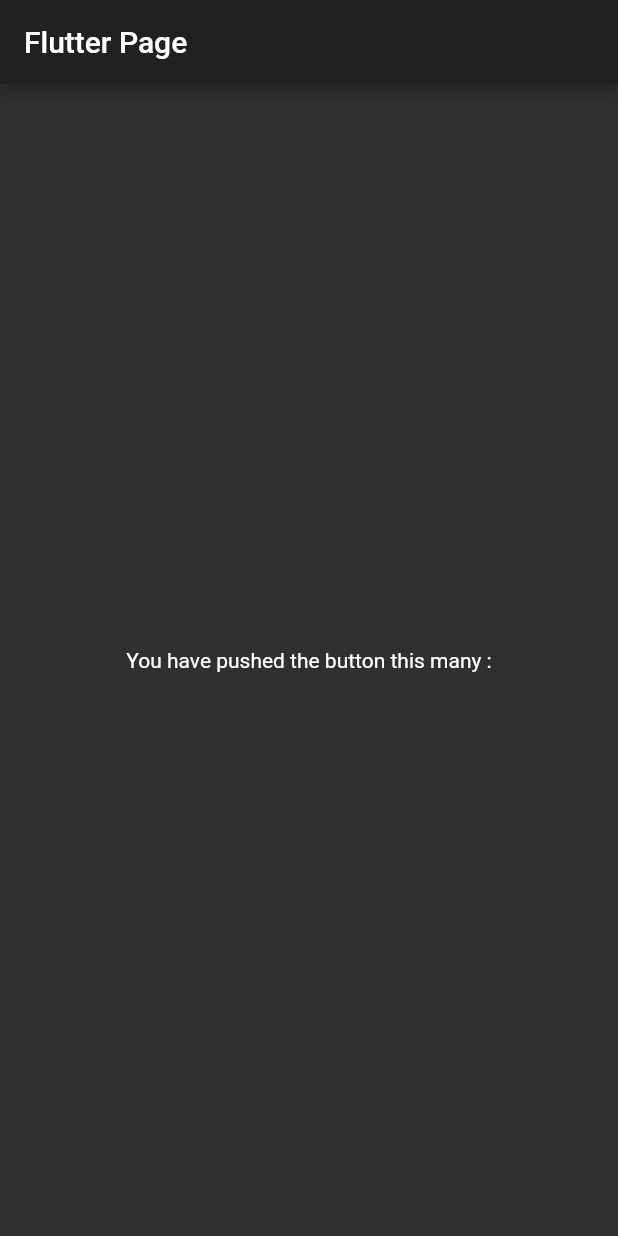
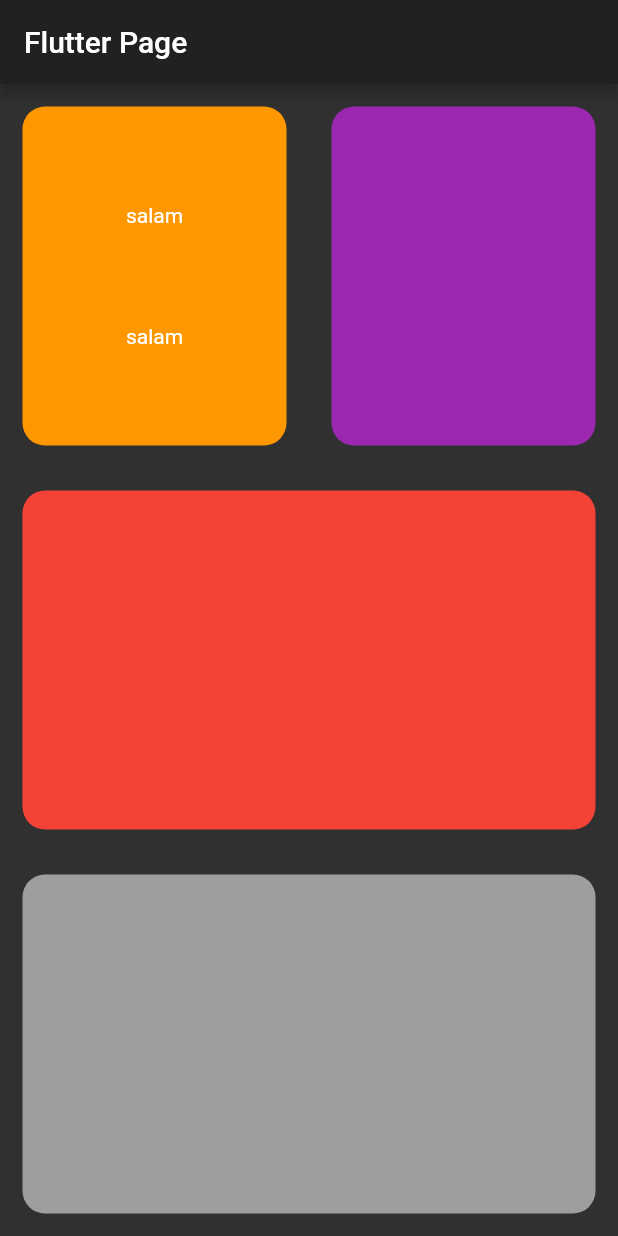
Before and after one commit to salam73/flutter_app4, a Flutter app: the screen it shows after launch, on a phone screen of 412 x 824 dp. Run offline on Flutter 3.47's test engine with Material 2 defaults, Android fonts, the phone set to English and light mode, and no system bars.

Commit message:
add Container Widgets. Start UI

```diff
--- a/lib/homePage.dart
+++ b/lib/homePage.dart
@@ -2,8 +2,6 @@ import 'package:flutter/material.dart';
 
 class MyHomePage extends StatefulWidget {
   MyHomePage({Key key, this.title}) : super(key: key);
-
-
 
   final String title;
 
@@ -12,36 +10,69 @@ class MyHomePage extends StatefulWidget {
 }
 
 class _MyHomePageState extends State<MyHomePage> {
-
   @override
   Widget build(BuildContext context) {
-    // This method is rerun every time setState is called, for instance as done
-    // by the _incrementCounter method above.
-    //
-    // The Flutter framework has been optimized to make rerunning build methods
-    // fast, so that you can just rebuild anything that needs updating rather
-    // than having to individually change instances of widgets.
     return Scaffold(
         appBar: AppBar(
           // Here we take the value from the MyHomePage object that was created by
           // the App.build method, and use it to set our appbar title.
           title: Text(widget.title),
         ),
-      body: Center(
-        // Center is a layout widget. It takes a single child and positions it
-        // in the middle of the parent.
-        child: Column(
-
-          mainAxisAlignment: MainAxisAlignment.center,
-          children: <Widget>[
-            Text(
-              'You have pushed the button this many :',
-            ),
-
-          ],
-        ),
-      ),
+        body: myBody()
         // This trailing comma makes auto-formatting nicer for build methods.
         );
   }
 }
+
+Widget myBody() {
+  return Column(
+    children: <Widget>[
+      Expanded(
+        child: Row(
+          children: <Widget>[
+            MyWidget(
+              colour: Colors.orange,
+              cardWidget: Column(
+                mainAxisAlignment: MainAxisAlignment.spaceEvenly,
+                children: <Widget>[
+
+                  Text('salam'),
+                  Text('salam'),
+                ],
+              ),
+            ),
+            MyWidget(
+              colour: Colors.purple,
+            ),
+          ],
+        ),
+      ),
+      MyWidget(
+        colour: Colors.red,
+      ),
+      MyWidget(
+        colour: Colors.grey,
+      ),
+    ],
+  );
+}
+
+class MyWidget extends StatelessWidget {
+  MyWidget({this.colour, this.cardWidget});
+
+  final Color colour;
+  final Widget cardWidget;
+
+  @override
+  Widget build(BuildContext context) {
+    return Expanded(
+      child: Container(
+          margin: EdgeInsets.all(15),
+          decoration: BoxDecoration(
+            borderRadius: BorderRadius.circular(15),
+            color: this.colour,
+          ),
+          child: cardWidget),
+    );
+  }
+}
```
Lines whose indentation alone changed are shown as unchanged.
